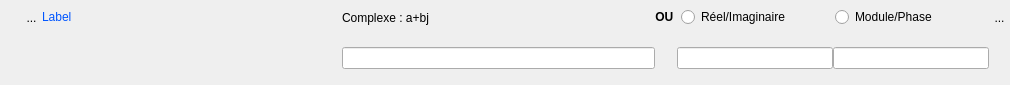
Qt form UiQT4/desWidgetSimpComplexe.ui (SalomePlatform/eficas_tools) before a commit.
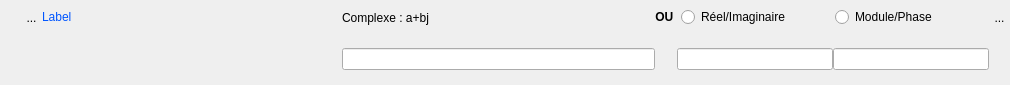
The same form after that commit. Icons and pictures are not drawn. Custom widgets are drawn as their Qt base class.

The edit to the form file:
```diff
--- a/UiQT4/desWidgetSimpComplexe.ui
+++ b/UiQT4/desWidgetSimpComplexe.ui
@@ -42,7 +42,7 @@
     <number>0</number>
    </property>
    <property name="bottomMargin">
-    <number>2</number>
+    <number>0</number>
    </property>
    <property name="spacing">
     <number>0</number>
```
